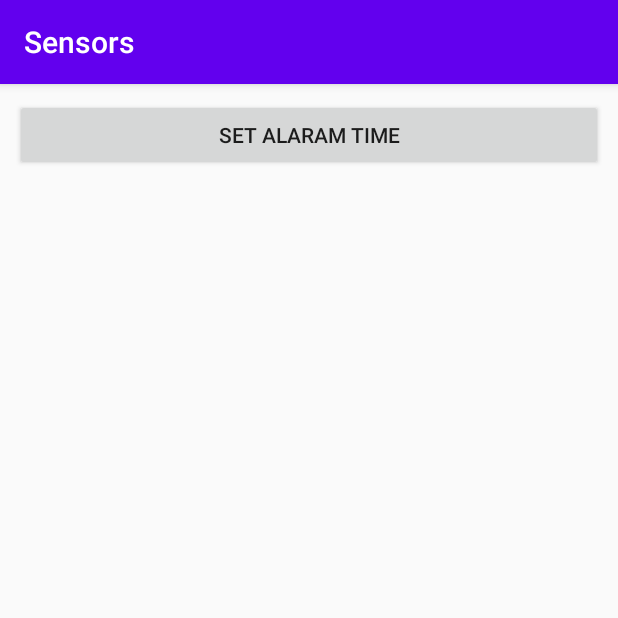
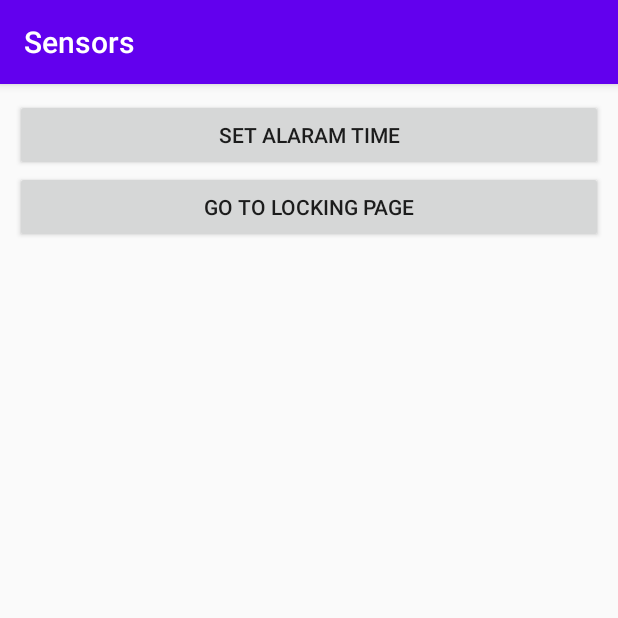
Before and after one commit to sharif-dev/HW2Havayesar, an Android app: the screen it shows after launch (MainActivity), on a phone screen of 412 x 824 dp, the top half of it. Run offline under Robolectric (Android 15) with nearby library versions, the phone set to English and light mode, and no system bars.

Commit message:
part 3 completed

```diff
--- a/Sensors/app/src/main/java/com/example/sensors/MainActivity.java
+++ b/Sensors/app/src/main/java/com/example/sensors/MainActivity.java
@@ -3,37 +3,38 @@ package com.example.sensors;
 import androidx.appcompat.app.AppCompatActivity;
 
 import android.content.Context;
+import android.content.Intent;
 import android.hardware.Sensor;
 import android.hardware.SensorEvent;
 import android.hardware.SensorEventListener;
 import android.hardware.SensorManager;
 import android.os.Bundle;
 import android.util.Log;
+import android.view.View;
+import android.widget.Button;
 import android.widget.TextView;
 
-public class MainActivity extends AppCompatActivity implements SensorEventListener {
+public class MainActivity extends AppCompatActivity  {
     private static final String TAG = "MainActivity";
-    private SensorManager sensorManager ;
-    Sensor  acceleromater;
+    Button lock;
+
     TextView textView ;
+    private Intent intent;
     @Override
     protected void onCreate(Bundle savedInstanceState) {
         super.onCreate(savedInstanceState);
         setContentView(R.layout.activity_main);
-        sensorManager = (SensorManager) getSystemService(Context.SENSOR_SERVICE);
-        acceleromater = sensorManager.getDefaultSensor(Sensor.TYPE_ACCELEROMETER);
-        textView = findViewById(R.id.main);
-        sensorManager.registerListener(MainActivity.this , acceleromater , SensorManager.SENSOR_DELAY_NORMAL);
-    }
+        intent = new Intent(this , SensorHandler.class);
 
-    @Override
-    public void onSensorChanged(SensorEvent event) {
-        textView.setText("cho" + event.values[2]);
-        Log.d("Tag" , "x ix" + event.values[0] + "y is" + event.values[1] + "z is " + event.values[2]);
+        lock = (Button) findViewById(R.id.locking);
+        lock.setOnClickListener(new View.OnClickListener() {
+            @Override
+            public void onClick(View v) {
+                startActivity(intent);
+            }
+        });
+
 
     }
 
-    @Override
-    public void onAccuracyChanged(Sensor sensor, int accuracy) {
-    }
 }
--- a/Sensors/app/src/main/res/layout/activity_main.xml
+++ b/Sensors/app/src/main/res/layout/activity_main.xml
@@ -9,7 +9,12 @@
         android:id="@+id/startAlaram"
         android:layout_width="fill_parent"
         android:layout_height="wrap_content"
-        android:text="Set Alaram Time" />
+        android:text="@string/set_alaram_time" />
+    <Button
+        android:id="@+id/locking"
+        android:layout_width="match_parent"
+        android:layout_height="wrap_content"
+        android:text="@string/go_to_locking_page"/>
 
     <TextView
         android:id="@+id/alarmprompt"
--- a/Sensors/app/src/main/res/values/strings.xml
+++ b/Sensors/app/src/main/res/values/strings.xml
@@ -1,5 +1,9 @@
 <resources>
     <string name="app_name">Sensors</string>
     <string name="app_description">You should allow to lock myapp</string>
+    <string name="enable">enable</string>
+    <string name="disable">disable</string>
+    <string name="go_to_locking_page">go to locking page</string>
+    <string name="set_alaram_time">Set Alaram Time</string>
 
 </resources>
--- a/Sensors/app/src/main/res/xml/device_admin.xml
+++ /dev/null
@@ -1,4 +0,0 @@
-<?xml version="1.0" encoding="utf-8"?>
-<PreferenceScreen xmlns:android="http://schemas.android.com/apk/res/android">
-
-</PreferenceScreen>
```
Also changed, not shown: Sensors/app/src/main/AndroidManifest.xml (+5 -11 lines), Sensors/app/src/main/java/com/example/sensors/LockHandler.java (added, +28 -0 lines), Sensors/app/src/main/java/com/example/sensors/SensorHandler.java (added, +106 -0 lines), Sensors/app/src/main/res/layout/lock_screen.xml (added, +25 -0 lines), Sensors/app/src/main/res/xml/policies.xml (added, +7 -0 lines).
